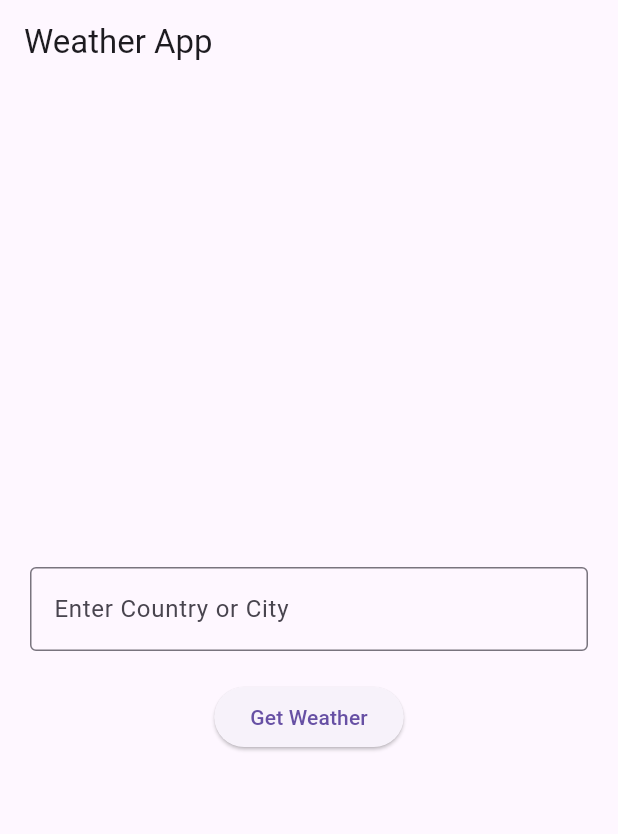
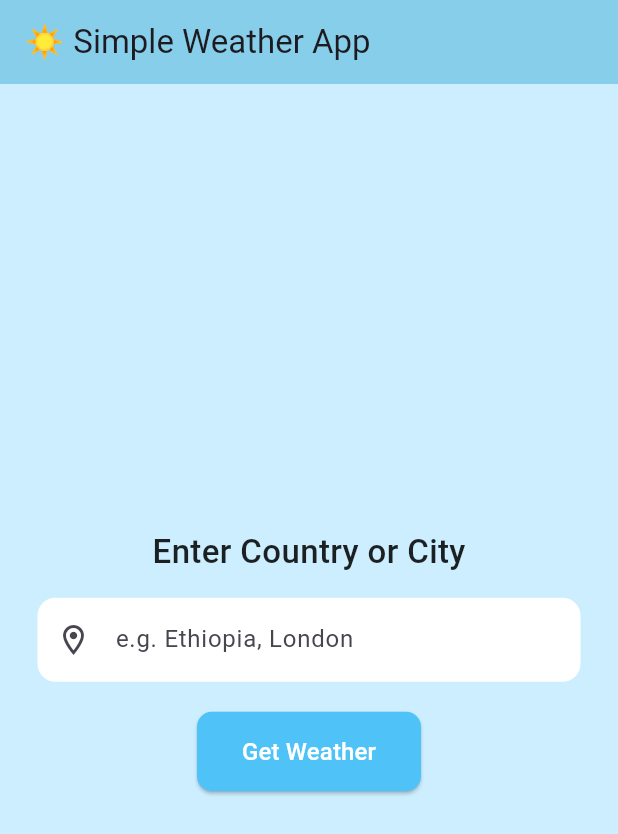
Before and after one commit to MierafA12/Mobile-dev, a Flutter app: the screen it shows after launch, on a phone screen of 412 x 824 dp. Shown: the top 834 px of the screen. Run offline on Flutter 3.47's test engine with Material 3 defaults, Android fonts, the phone set to English and light mode, and no system bars.

Commit message:
update colors and some styles

```diff
--- a/weather_app/lib/main.dart
+++ b/weather_app/lib/main.dart
@@ -13,21 +13,21 @@ class WeatherApp extends StatelessWidget {
   Widget build(BuildContext context) {
     return const MaterialApp(
       debugShowCheckedModeBanner: false,
-      home: WeatherHome(),
+      home: WeatherHomePage(),
     );
   }
 }
 
-class WeatherHome extends StatefulWidget {
-  const WeatherHome({super.key});
+class WeatherHomePage extends StatefulWidget {
+  const WeatherHomePage({super.key});
 
   @override
-  State<WeatherHome> createState() => _WeatherHomeState();
+  State<WeatherHomePage> createState() => _WeatherHomePageState();
 }
 
-class _WeatherHomeState extends State<WeatherHome> {
+class _WeatherHomePageState extends State<WeatherHomePage> {
   final TextEditingController _controller = TextEditingController();
-  final String apiKey = ''; //  Replace by OpenWeatherMap API Key
+  final String apiKey = 'YOUR_API_KEY_HERE'; // Replace with your OpenWeatherMap API Key
 
   Future<void> fetchWeather(String country) async {
     final url =
@@ -35,10 +35,8 @@ class _WeatherHomeState extends State<WeatherHome> {
 
     try {
       final response = await http.get(Uri.parse(url));
-
       if (response.statusCode == 200) {
         final data = json.decode(response.body);
-
         final temp = data['main']['temp'];
         final desc = data['weather'][0]['description'];
         final city = data['name'];
@@ -46,8 +44,9 @@ class _WeatherHomeState extends State<WeatherHome> {
         showDialog(
           context: context,
           builder: (_) => AlertDialog(
+            backgroundColor: Colors.lightBlue[50],
             title: Text('Weather in $city'),
-            content: Text('Temperature: $temp°C\nDescription: $desc'),
+            content: Text('🌡 Temperature: $temp°C\n☁ Description: $desc'),
             actions: [
               TextButton(
                 onPressed: () => Navigator.pop(context),
@@ -57,10 +56,10 @@ class _WeatherHomeState extends State<WeatherHome> {
           ),
         );
       } else {
-        showError("Country not found or error fetching data.");
+        showError("❌ Country not found.");
       }
     } catch (e) {
-      showError("Something went wrong. Please try again.");
+      showError("⚠️ Error fetching weather. Check your connection.");
     }
   }
 
@@ -68,6 +67,7 @@ class _WeatherHomeState extends State<WeatherHome> {
     showDialog(
       context: context,
       builder: (_) => AlertDialog(
+        backgroundColor: Colors.red[50],
         title: const Text("Error"),
         content: Text(message),
         actions: [
@@ -83,17 +83,38 @@ class _WeatherHomeState extends State<WeatherHome> {
   @override
   Widget build(BuildContext context) {
     return Scaffold(
-      appBar: AppBar(title: const Text('Weather App')),
-      body: Padding(
-        padding: const EdgeInsets.all(20),
+      backgroundColor: const Color(0xffcceeff), // Light sky blue
+      appBar: AppBar(
+        title: const Text('☀️ Simple Weather App'),
+        backgroundColor: const Color(0xff87ceeb), // Sky blue
+        elevation: 0,
+      ),
+      body: Center(
+        child: Padding(
+          padding: const EdgeInsets.all(25),
           child: Column(
             mainAxisAlignment: MainAxisAlignment.center,
             children: [
+              const Text(
+                'Enter Country or City',
+                style: TextStyle(
+                  fontSize: 22,
+                  color: Colors.black87,
+                  fontWeight: FontWeight.w500,
+                ),
+              ),
+              const SizedBox(height: 15),
               TextField(
                 controller: _controller,
-              decoration: const InputDecoration(
-                labelText: 'Enter Country or City',
-                border: OutlineInputBorder(),
+                decoration: InputDecoration(
+                  hintText: 'e.g. Ethiopia, London',
+                  filled: true,
+                  fillColor: Colors.white,
+                  border: OutlineInputBorder(
+                    borderRadius: BorderRadius.circular(12),
+                    borderSide: BorderSide.none,
+                  ),
+                  prefixIcon: const Icon(Icons.location_on_outlined),
                 ),
               ),
               const SizedBox(height: 20),
@@ -106,9 +127,21 @@ class _WeatherHomeState extends State<WeatherHome> {
                     showError("Please enter a country or city name.");
                   }
                 },
-              child: const Text('Get Weather'),
+                style: ElevatedButton.styleFrom(
+                  backgroundColor: const Color(0xff4fc3f7),
+                  padding:
+                      const EdgeInsets.symmetric(horizontal: 30, vertical: 15),
+                  shape: RoundedRectangleBorder(
+                    borderRadius: BorderRadius.circular(10),
+                  ),
+                ),
+                child: const Text(
+                  'Get Weather',
+                  style: TextStyle(fontSize: 16, color: Colors.white),
+                ),
               ),
             ],
+          ),
         ),
       ),
     );
```
Lines whose indentation alone changed are shown as unchanged.
